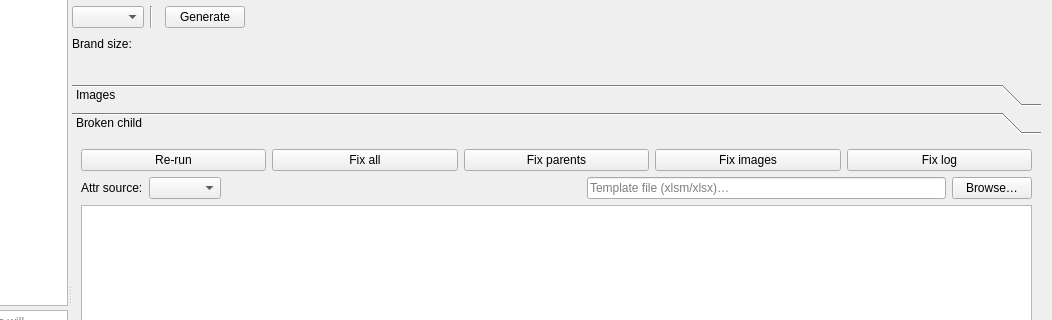
Before: the Qt Designer form AmazonTemplate3/gui/panes/PaneSizing.ui in icingerpower/AmazonTemplate3, drawn with Qt 5; both pictures show x 199 to 1251 and y 97 to 417 of the 1251 by 781 pixel window.
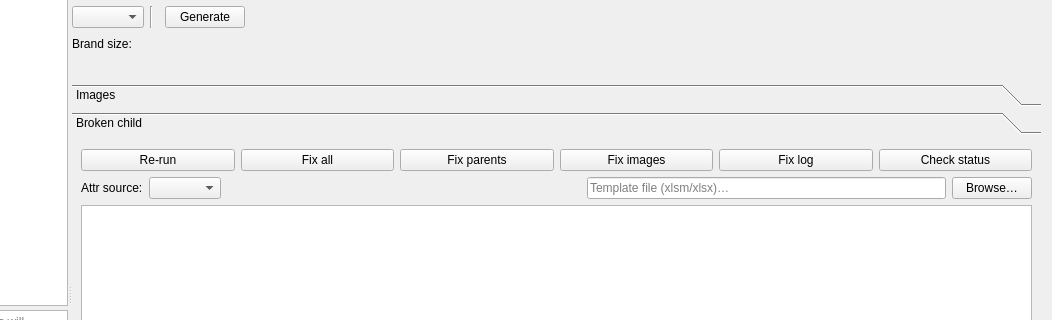
After: the same form once the commit is applied. Custom widgets are drawn as their Qt base class.

Commit message: PaneSizing: per-marketplace productType + apparel size schema from Product Type Definitions.

The edit to the form file:
```diff
--- a/AmazonTemplate3/gui/panes/PaneSizing.ui
+++ b/AmazonTemplate3/gui/panes/PaneSizing.ui
@@ -442,6 +442,16 @@
                </property>
               </widget>
              </item>
+             <item>
+              <widget class="QPushButton" name="buttonCheckStatus">
+               <property name="text">
+                <string>Check status</string>
+               </property>
+               <property name="toolTip">
+                <string>Read-only: current listing status, issues and relationships per marketplace + apparel_size schema rules. No submission.</string>
+               </property>
+              </widget>
+             </item>
             </layout>
            </item>
            <item>
```
The commit also changes 4 other files.
